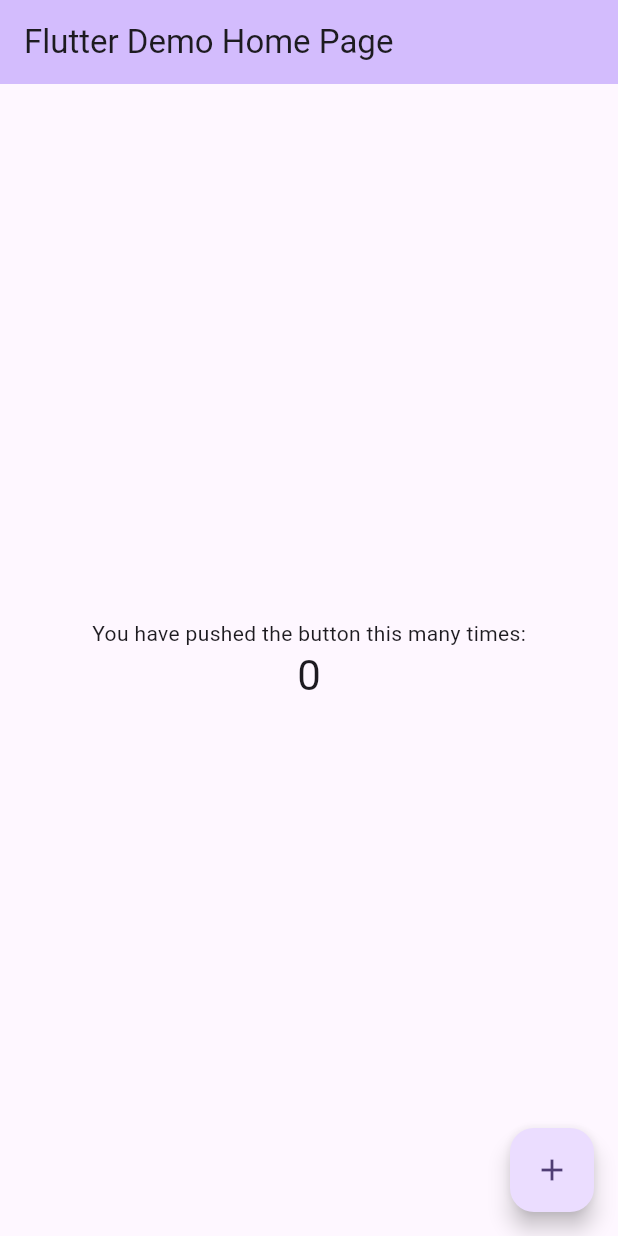
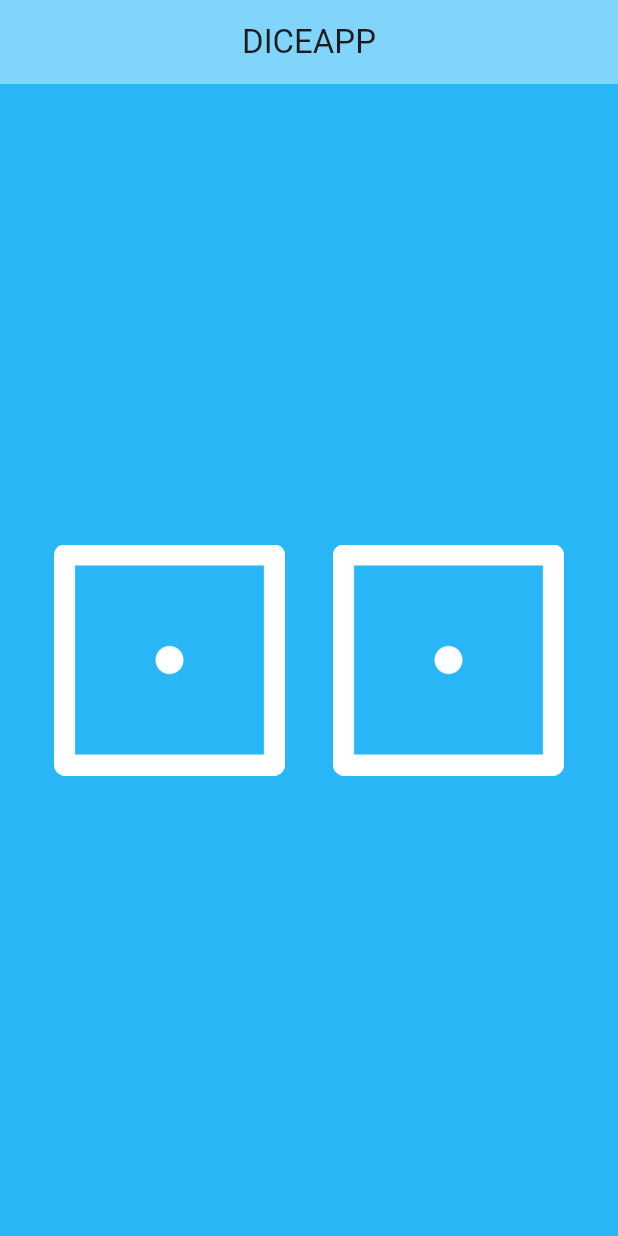
Before and after one commit to WCNosliwsys/diceapp, a Flutter app: the screen it shows after launch, on a phone screen of 412 x 824 dp. Run offline on Flutter 3.47's test engine with Material 3 defaults, Android fonts, the phone set to English and light mode, and no system bars.

Commit message:
DICEAPP concluido

```diff
--- a/lib/main.dart
+++ b/lib/main.dart
@@ -1,125 +1,57 @@
+import 'dart:math';
+
 import 'package:flutter/material.dart';
 
 void main() {
-  runApp(const MyApp());
+  runApp(MaterialApp(home: DiceApp()));
 }
 
-class MyApp extends StatelessWidget {
-  const MyApp({super.key});
+class DiceApp extends StatefulWidget {
+  const DiceApp({super.key});
 
-  // This widget is the root of your application.
   @override
-  Widget build(BuildContext context) {
-    return MaterialApp(
-      title: 'Flutter Demo',
-      theme: ThemeData(
-        // This is the theme of your application.
-        //
-        // TRY THIS: Try running your application with "flutter run". You'll see
-        // the application has a purple toolbar. Then, without quitting the app,
-        // try changing the seedColor in the colorScheme below to Colors.green
-        // and then invoke "hot reload" (save your changes or press the "hot
-        // reload" button in a Flutter-supported IDE, or press "r" if you used
-        // the command line to start the app).
-        //
-        // Notice that the counter didn't reset back to zero; the application
-        // state is not lost during the reload. To reset the state, use hot
-        // restart instead.
-        //
-        // This works for code too, not just values: Most code changes can be
-        // tested with just a hot reload.
-        colorScheme: ColorScheme.fromSeed(seedColor: Colors.deepPurple),
-        useMaterial3: true,
-      ),
-      home: const MyHomePage(title: 'Flutter Demo Home Page'),
-    );
-  }
+  State<DiceApp> createState() => _DiceAppState();
 }
 
-class MyHomePage extends StatefulWidget {
-  const MyHomePage({super.key, required this.title});
+class _DiceAppState extends State<DiceApp> {
+  int dado1 = 1;
+  int dado2 = 1;
 
-  // This widget is the home page of your application. It is stateful, meaning
-  // that it has a State object (defined below) that contains fields that affect
-  // how it looks.
-
-  // This class is the configuration for the state. It holds the values (in this
-  // case the title) provided by the parent (in this case the App widget) and
-  // used by the build method of the State. Fields in a Widget subclass are
-  // always marked "final".
-
-  final String title;
-
-  @override
-  State<MyHomePage> createState() => _MyHomePageState();
-}
-
-class _MyHomePageState extends State<MyHomePage> {
-  int _counter = 0;
-
-  void _incrementCounter() {
-    setState(() {
-      // This call to setState tells the Flutter framework that something has
-      // changed in this State, which causes it to rerun the build method below
-      // so that the display can reflect the updated values. If we changed
-      // _counter without calling setState(), then the build method would not be
-      // called again, and so nothing would appear to happen.
-      _counter++;
-    });
+  void TirarDados() {
+    dado1 = Random().nextInt(6) + 1;
+    dado2 = Random().nextInt(6) + 1;
+    setState(() {});
   }
 
   @override
   Widget build(BuildContext context) {
-    // This method is rerun every time setState is called, for instance as done
-    // by the _incrementCounter method above.
-    //
-    // The Flutter framework has been optimized to make rerunning build methods
-    // fast, so that you can just rebuild anything that needs updating rather
-    // than having to individually change instances of widgets.
     return Scaffold(
       appBar: AppBar(
-        // TRY THIS: Try changing the color here to a specific color (to
-        // Colors.amber, perhaps?) and trigger a hot reload to see the AppBar
-        // change color while the other colors stay the same.
-        backgroundColor: Theme.of(context).colorScheme.inversePrimary,
-        // Here we take the value from the MyHomePage object that was created by
-        // the App.build method, and use it to set our appbar title.
-        title: Text(widget.title),
+          title: Text("DICEAPP"),
+          centerTitle: true,
+          backgroundColor: Colors.lightBlue[200]),
+      body: Container(
+        padding: EdgeInsets.symmetric(horizontal: 20),
+        color: Colors.lightBlue[400],
+        child: Column(mainAxisAlignment: MainAxisAlignment.center, children: [
+          Row(
+            children: [
+              Expanded(
+                  child: MaterialButton(
+                      onPressed: () {
+                        TirarDados();
+                      },
+                      child: Image.asset('assets/images/dice$dado1.png'))),
+              Expanded(
+                  child: MaterialButton(
+                      onPressed: () {
+                        TirarDados();
+                      },
+                      child: Image.asset('assets/images/dice$dado2.png'))),
+            ],
+          )
+        ]),
       ),
-      body: Center(
-        // Center is a layout widget. It takes a single child and positions it
-        // in the middle of the parent.
-        child: Column(
-          // Column is also a layout widget. It takes a list of children and
-          // arranges them vertically. By default, it sizes itself to fit its
-          // children horizontally, and tries to be as tall as its parent.
-          //
-          // Column has various properties to control how it sizes itself and
-          // how it positions its children. Here we use mainAxisAlignment to
-          // center the children vertically; the main axis here is the vertical
-          // axis because Columns are vertical (the cross axis would be
-          // horizontal).
-          //
-          // TRY THIS: Invoke "debug painting" (choose the "Toggle Debug Paint"
-          // action in the IDE, or press "p" in the console), to see the
-          // wireframe for each widget.
-          mainAxisAlignment: MainAxisAlignment.center,
-          children: <Widget>[
-            const Text(
-              'You have pushed the button this many times:',
-            ),
-            Text(
-              '$_counter',
-              style: Theme.of(context).textTheme.headlineMedium,
-            ),
-          ],
-        ),
-      ),
-      floatingActionButton: FloatingActionButton(
-        onPressed: _incrementCounter,
-        tooltip: 'Increment',
-        child: const Icon(Icons.add),
-      ), // This trailing comma makes auto-formatting nicer for build methods.
     );
   }
 }
--- a/pubspec.yaml
+++ b/pubspec.yaml
@@ -59,8 +59,8 @@ flutter:
   uses-material-design: true
 
   # To add assets to your application, add an assets section, like this:
-  # assets:
-  #   - images/a_dot_burr.jpeg
+  assets:
+    - assets/images/
   #   - images/a_dot_ham.jpeg
 
   # An image asset can refer to one or more resolution-specific "variants", see
```
Also changed, not shown: assets/images/dice1.png (added), assets/images/dice2.png (added), assets/images/dice3.png (added), assets/images/dice4.png (added), assets/images/dice5.png (added), assets/images/dice6.png (added).
